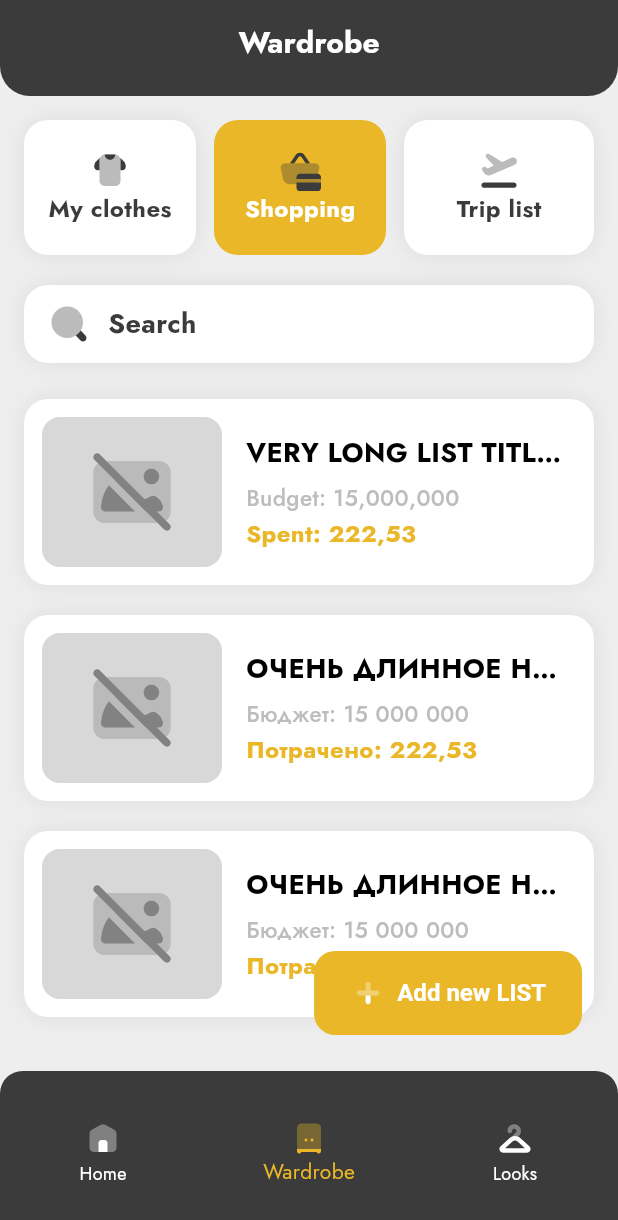
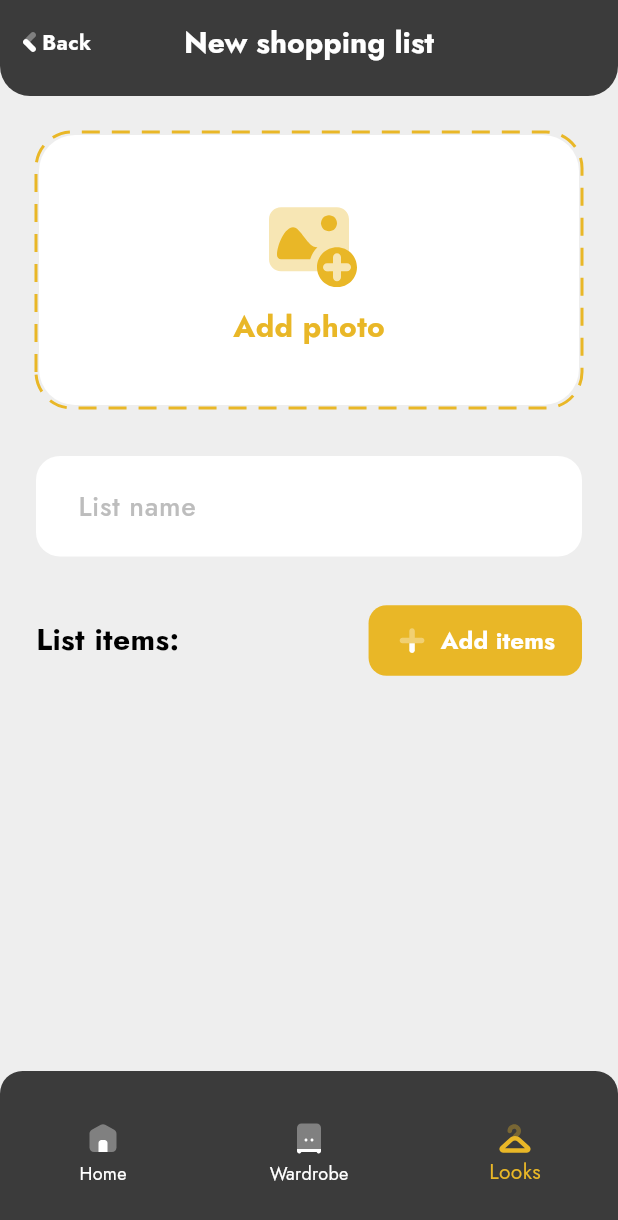
Before and after one commit to getch04/style-keeper, a Flutter app: the WardrobePage screen opened by its route, after a tap on "Shopping", after a tap on "Add new LIST", on a phone screen of 412 x 824 dp. Shown: the top 1220 px of the screen. Run offline on Flutter 3.47's test engine with Material 3 defaults, Android fonts, the phone set to English and light mode, and no system bars; drawn by our look-alikes of dotted_border; our stand-ins replace camera, flutter_svg, geolocator, get_it, go_router, hive and 2 more; accounts and stored records are empty.

Commit message:
feat: new shopping list page added

```diff
--- a/lib/app_main_page.dart
+++ b/lib/app_main_page.dart
@@ -19,6 +19,8 @@ class AppMainPage extends StatelessWidget {
       return 'New clothing';
     } else if (location.startsWith('/create-style')) {
       return 'Create Style';
+    } else if (location.startsWith('/new-shopping-list')) {
+      return 'New shopping list';
     } else {
       return 'Hello!';
     }
@@ -30,7 +32,8 @@ class AppMainPage extends StatelessWidget {
       return 1;
     } else if (location.startsWith('/looks') ||
         location.startsWith('/styles') ||
-        location.startsWith('/create-style')) {
+        location.startsWith('/create-style') ||
+        location.startsWith('/new-shopping-list')) {
       return 2;
     } else {
       return 0;
@@ -41,7 +44,8 @@ class AppMainPage extends StatelessWidget {
   Widget build(BuildContext context) {
     final String location = GoRouterState.of(context).uri.path;
     final bool showBack = location.startsWith('/add-product') ||
-        location.startsWith('/create-style');
+        location.startsWith('/create-style') ||
+        location.startsWith('/new-shopping-list');
     final int currentIndex = _getCurrentIndex(location);
     final String appBarTitle = _getTitle(location);
 
--- a/lib/core/router/app_router.dart
+++ b/lib/core/router/app_router.dart
@@ -6,6 +6,7 @@ import 'package:style_keeper/features/styles/presentation/create_style_page.dart
 import 'package:style_keeper/features/styles/presentation/styles_page.dart';
 import 'package:style_keeper/features/wardrobe/presentation/screens/add_clothing_page.dart';
 import 'package:style_keeper/features/wardrobe/presentation/screens/wardrobe_page.dart';
+import 'package:style_keeper/features/wardrobe/presentation/widgets/new_shopping_list_page.dart';
 
 class AppRouter {
   static final router = GoRouter(
@@ -23,8 +24,8 @@ class AppRouter {
         ),
       ),
       GoRoute(
-        path: '/home',
-        name: 'home',
+        path: '/${HomePage.name}',
+        name: HomePage.name,
         pageBuilder: (context, state) => CustomTransitionPage(
           key: state.pageKey,
           child: const AppMainPage(child: HomePage()),
@@ -34,8 +35,8 @@ class AppRouter {
         ),
       ),
       GoRoute(
-        path: '/wardrobe',
-        name: 'wardrobe',
+        path: '/${WardrobePage.name}',
+        name: WardrobePage.name,
         pageBuilder: (context, state) => CustomTransitionPage(
           key: state.pageKey,
           child: const AppMainPage(child: WardrobePage()),
@@ -45,8 +46,8 @@ class AppRouter {
         ),
       ),
       GoRoute(
-        path: '/add-product',
-        name: 'add-product',
+        path: '/${AddClothingPage.name}',
+        name: AddClothingPage.name,
         pageBuilder: (context, state) => CustomTransitionPage(
           key: state.pageKey,
           child: const AppMainPage(child: AddClothingPage()),
@@ -56,8 +57,8 @@ class AppRouter {
         ),
       ),
       GoRoute(
-        path: '/styles',
-        name: 'styles',
+        path: '/${StylesPage.name}',
+        name: StylesPage.name,
         pageBuilder: (context, state) => CustomTransitionPage(
           key: state.pageKey,
           child: const AppMainPage(child: StylesPage()),
@@ -67,8 +68,8 @@ class AppRouter {
         ),
       ),
       GoRoute(
-        path: '/create-style',
-        name: 'create-style',
+        path: '/${CreateStylePage.name}',
+        name: CreateStylePage.name,
         pageBuilder: (context, state) => CustomTransitionPage(
           key: state.pageKey,
           child: const AppMainPage(child: CreateStylePage()),
@@ -77,6 +78,17 @@ class AppRouter {
           },
         ),
       ),
+      GoRoute(
+        path: '/${NewShoppingListPage.name}',
+        name: NewShoppingListPage.name,
+        pageBuilder: (context, state) => CustomTransitionPage(
+          key: state.pageKey,
+          child: const AppMainPage(child: NewShoppingListPage()),
+          transitionsBuilder: (context, animation, secondaryAnimation, child) {
+            return FadeTransition(opacity: animation, child: child);
+          },
+        ),
+      ),
     ],
   );
 }
--- a/lib/features/home/presentation/home_page.dart
+++ b/lib/features/home/presentation/home_page.dart
@@ -6,6 +6,7 @@ import 'package:style_keeper/features/home/data/weather_service.dart';
 import 'package:style_keeper/shared/widgets/image_placeholer.dart';
 
 class HomePage extends StatefulWidget {
+  static const String name = "home";
   const HomePage({super.key});
 
   @override
--- a/lib/features/styles/presentation/create_style_page.dart
+++ b/lib/features/styles/presentation/create_style_page.dart
@@ -6,6 +6,7 @@ import 'package:style_keeper/shared/widgets/add_photo_section.dart';
 import 'package:style_keeper/shared/widgets/image_placeholer.dart';
 
 class CreateStylePage extends StatelessWidget {
+  static const String name = "create-style";
   const CreateStylePage({super.key});
 
   @override
--- a/lib/features/styles/presentation/styles_page.dart
+++ b/lib/features/styles/presentation/styles_page.dart
@@ -6,6 +6,7 @@ import 'package:style_keeper/core/constants/app_images.dart';
 import 'package:style_keeper/shared/widgets/image_placeholer.dart';
 
 class StylesPage extends StatelessWidget {
+  static const String name = "styles";
   const StylesPage({super.key});
 
   @override
--- a/lib/features/wardrobe/presentation/screens/add_clothing_page.dart
+++ b/lib/features/wardrobe/presentation/screens/add_clothing_page.dart
@@ -7,6 +7,7 @@ import 'package:style_keeper/features/wardrobe/presentation/screens/choose_sampl
 import 'package:style_keeper/shared/widgets/notice_dialog.dart';
 
 class AddClothingPage extends StatelessWidget {
+  static const String name = "add-product";
   const AddClothingPage({super.key});
 
   void _showNoticeDialog(BuildContext context) {
--- a/lib/features/wardrobe/presentation/screens/wardrobe_page.dart
+++ b/lib/features/wardrobe/presentation/screens/wardrobe_page.dart
@@ -1,12 +1,15 @@
 import 'package:flutter/material.dart';
 import 'package:flutter_svg/flutter_svg.dart';
+import 'package:go_router/go_router.dart';
 import 'package:style_keeper/core/constants/app_colors.dart';
 import 'package:style_keeper/core/constants/app_images.dart';
 import 'package:style_keeper/features/wardrobe/presentation/widgets/my_clothes_tab.dart';
+import 'package:style_keeper/features/wardrobe/presentation/widgets/new_shopping_list_page.dart';
 import 'package:style_keeper/features/wardrobe/presentation/widgets/shopping_tab.dart';
 import 'package:style_keeper/features/wardrobe/presentation/widgets/trip_list_tab.dart';
 
 class WardrobePage extends StatefulWidget {
+  static const String name = "wardrobe";
   const WardrobePage({super.key});
 
   @override
@@ -70,7 +73,9 @@ class _WardrobePageState extends State<WardrobePage> {
                           fontSize: 16,
                         ),
                       ),
-                      onPressed: () {},
+                      onPressed: () {
+                        context.push('/${NewShoppingListPage.name}');
+                      },
                       icon: SvgPicture.asset(
                         AppImages.plus,
                         width: 24,
--- /dev/null
+++ b/lib/features/wardrobe/presentation/widgets/new_shopping_list_page.dart
@@ -0,0 +1,77 @@
+import 'package:flutter/material.dart';
+import 'package:flutter_svg/flutter_svg.dart';
+import 'package:style_keeper/core/constants/app_colors.dart';
+import 'package:style_keeper/core/constants/app_images.dart';
+import 'package:style_keeper/shared/widgets/add_photo_section.dart';
+
+class NewShoppingListPage extends StatelessWidget {
+  static const String name = "new-shopping-list";
+  const NewShoppingListPage({super.key});
+
+  @override
+  Widget build(BuildContext context) {
+    return ListView(
+      padding: const EdgeInsets.all(24),
+      children: [
+        AddPhotoSection(
+          label: 'Add photo',
+          onTap: () {},
+        ),
+        const SizedBox(height: 32),
+        TextField(
+          decoration: InputDecoration(
+            hintText: 'List name',
+            hintStyle: const TextStyle(
+              color: Color(0xFFBDBDBD),
+              fontWeight: FontWeight.w500,
+              fontSize: 18,
+            ),
+            filled: true,
+            fillColor: Colors.white,
+            contentPadding:
+                const EdgeInsets.symmetric(horizontal: 24, vertical: 20),
+            border: OutlineInputBorder(
+              borderRadius: BorderRadius.circular(16),
+              borderSide: BorderSide.none,
+            ),
+          ),
+        ),
+        const SizedBox(height: 32),
+        Row(
+          mainAxisAlignment: MainAxisAlignment.spaceBetween,
+          children: [
+            const Text(
+              'List items:',
+              style: TextStyle(
+                fontWeight: FontWeight.bold,
+                fontSize: 20,
+              ),
+            ),
+            ElevatedButton.icon(
+              onPressed: () {},
+              icon: SvgPicture.asset(AppImages.plus,
+                  width: 22, height: 22, color: Colors.white),
+              label: const Text(
+                'Add items',
+                style: TextStyle(
+                  fontWeight: FontWeight.bold,
+                  fontSize: 16,
+                ),
+              ),
+              style: ElevatedButton.styleFrom(
+                backgroundColor: AppColors.yellow,
+                foregroundColor: Colors.white,
+                padding:
+                    const EdgeInsets.symmetric(horizontal: 18, vertical: 12),
+                shape: RoundedRectangleBorder(
+                  borderRadius: BorderRadius.circular(12),
+                ),
+                elevation: 0,
+              ),
+            ),
+          ],
+        ),
+      ],
+    );
+  }
+}
```
